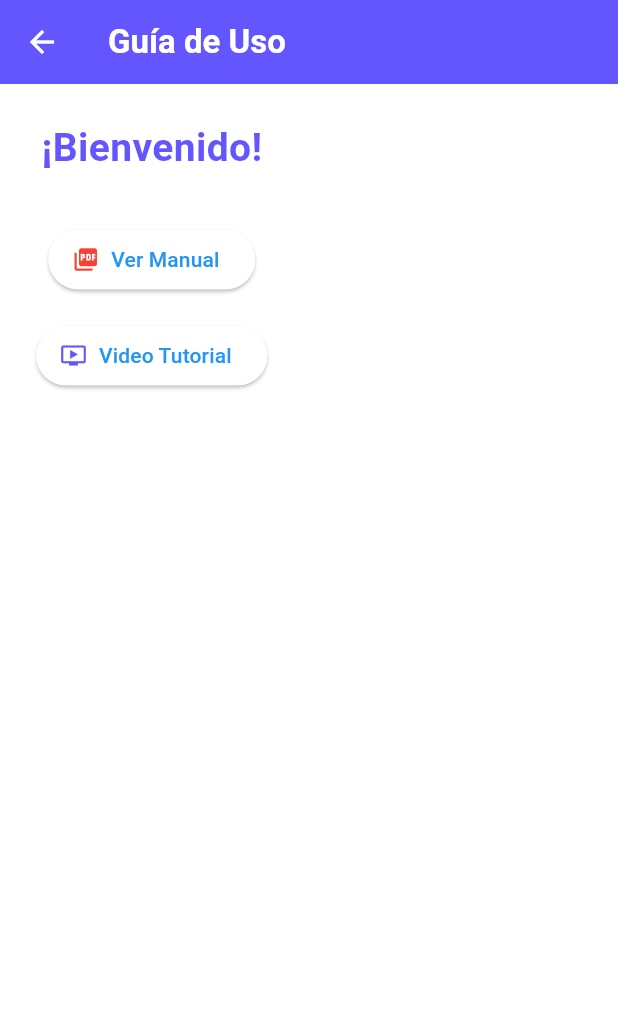
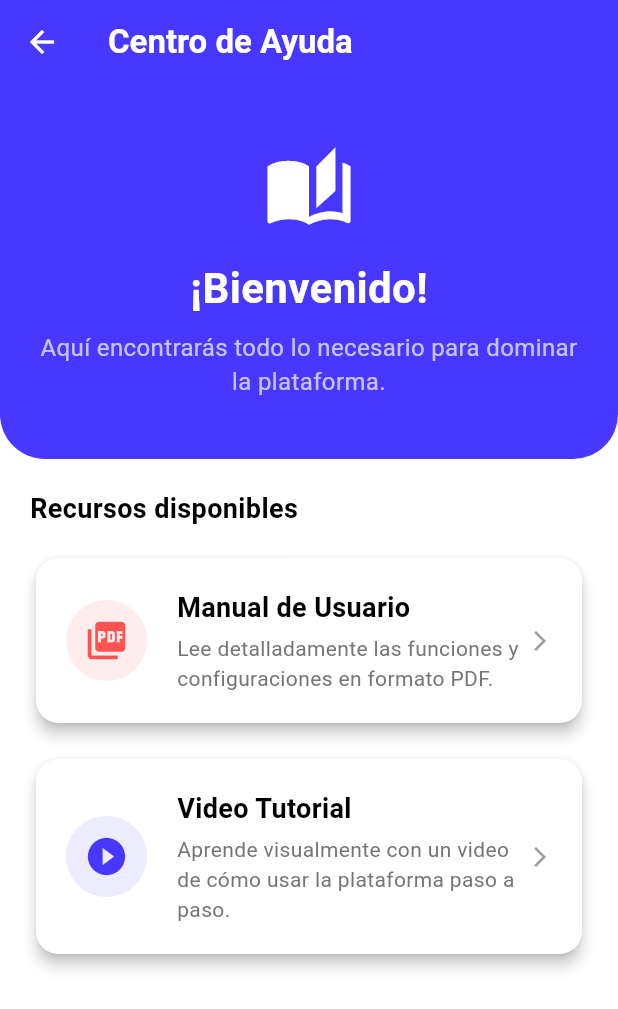
Before and after one commit to jbulnes/optibus-app, a Flutter app: the InstructionsScreen screen opened directly, on a phone screen of 412 x 824 dp. Shown: the top 1009 px of the screen. Run offline on Flutter 3.47's test engine with Material 3 defaults, Android fonts, the phone set to English and light mode, and no system bars; our stand-ins replace animate_do, bloc, connectivity_plus, data_table_2, device_info_plus, equatable and 28 more; missing offline and left inert: dart:ffi, excel, flutter_date_pickers, flutter_material_color_picker, mqtt_client, pdfx and 1 more; accounts and stored records are empty; Roboto replaces fonts that are missing (Ubuntu).

Commit message:
update instructive 2

```diff
--- a/lib/presentation/custom_drawer/home_drawer.dart
+++ b/lib/presentation/custom_drawer/home_drawer.dart
@@ -492,68 +492,140 @@ class InstructionsScreen extends StatefulWidget {
 
 class _InstructionsScreenState extends State<InstructionsScreen> {
   final String youtubeUrl = "https://www.youtube.com/watch?v=WApuhOWVu7g";
-  final Color mainBlue = Color(0xFF6456FF);
+  final Color mainBlue = const Color(0Xff4737FF);
 
-  late final WebViewController youtubeController;
-  // 2. Controlador para el PDF
-  late PdfControllerPinch pdfController;
-
-  @override
-  void initState() {
-    super.initState();
-
-    // Inicializar el controlador con el archivo de tus assets
-    pdfController = PdfControllerPinch(
-      document: PdfDocument.openAsset('assets/pdfs/manual_usuario.pdf'),
-    );
-
-    // Configuración para YouTube
-    final videoUri = Uri.parse(youtubeUrl);
-    final videoId = videoUri.queryParameters.containsKey('v')
-        ? videoUri.queryParameters['v']
-        : videoUri.pathSegments.last;
-
-    youtubeController = WebViewController()
-      ..setJavaScriptMode(JavaScriptMode.unrestricted)
-      ..setUserAgent("Mozilla/5.0 (Windows NT 10.0; Win64; x64) AppleWebKit/537.36 (KHTML, like Gecko) Chrome/116.0.0.0 Safari/537.36")
-      ..loadRequest(Uri.parse('https://www.youtube.com/embed/$videoId'));
-  }
-
-  @override
-  void dispose() {
-    pdfController.dispose(); // Importante limpiar el controlador
-    super.dispose();
-  }
+  // Ya no necesitamos inicializar controladores aquí para el PDF
+  // ya que lo hacemos dinámicamente en el diálogo para evitar errores.
 
   @override
   Widget build(BuildContext context) {
     return Scaffold(
       appBar: AppBar(
-        title: Text("Guía de Uso", style: TextStyle(fontWeight: FontWeight.bold)),
+        title: const Text("Centro de Ayuda", style: TextStyle(fontWeight: FontWeight.bold)),
         backgroundColor: mainBlue,
         foregroundColor: Colors.white,
+        elevation: 0,
       ),
-      body: Padding(
-        padding: const EdgeInsets.all(24.0),
+      body: SingleChildScrollView(
         child: Column(
           children: [
-            Text(
-              "¡Bienvenido!",
-              style: TextStyle(fontSize: 26, fontWeight: FontWeight.bold, color: mainBlue),
+            // Header con bienvenida
+            Container(
+              width: double.infinity,
+              padding: const EdgeInsets.symmetric(vertical: 40, horizontal: 20),
+              decoration: BoxDecoration(
+                color: mainBlue,
+                borderRadius: const BorderRadius.only(
+                  bottomLeft: Radius.circular(30),
+                  bottomRight: Radius.circular(30),
+                ),
+              ),
+              child: Column(
+                children: const [
+                  Icon(Icons.auto_stories, size: 60, color: Colors.white),
+                  SizedBox(height: 16),
+                  Text(
+                    "¡Bienvenido!",
+                    style: TextStyle(fontSize: 28, fontWeight: FontWeight.bold, color: Colors.white),
+                  ),
+                  SizedBox(height: 8),
+                  Text(
+                    "Aquí encontrarás todo lo necesario para dominar la plataforma.",
+                    textAlign: TextAlign.center,
+                    style: TextStyle(fontSize: 16, color: Colors.white70),
+                  ),
+                ],
+              ),
             ),
-            SizedBox(height: 32),
-            ElevatedButton.icon(
-              icon: Icon(Icons.picture_as_pdf, color: Colors.red),
-              label: Text("Ver Manual"),
-              onPressed: () => _showPdfDialog(context),
-            ),
-            SizedBox(height: 16),
-            ElevatedButton.icon(
-              icon: Icon(Icons.ondemand_video, color: mainBlue),
-              label: Text("Video Tutorial"),
-              onPressed: () => _showYoutubeDialog(context),
+
+            Padding(
+              padding: const EdgeInsets.all(20.0),
+              child: Column(
+                crossAxisAlignment: CrossAxisAlignment.start,
+                children: [
+                  const Text(
+                    "Recursos disponibles",
+                    style: TextStyle(fontSize: 18, fontWeight: FontWeight.bold),
+                  ),
+                  const SizedBox(height: 16),
+
+                  // Opción 1: Manual PDF
+                  _buildOptionCard(
+                    context: context,
+                    title: "Manual de Usuario",
+                    subtitle: "Lee detalladamente las funciones y configuraciones en formato PDF.",
+                    icon: Icons.picture_as_pdf,
+                    iconColor: Colors.redAccent,
+                    onTap: () => _showPdfDialog(context),
+                  ),
+
+                  const SizedBox(height: 16),
+
+                  // Opción 2: Video Tutorial
+                  _buildOptionCard(
+                    context: context,
+                    title: "Video Tutorial",
+                    subtitle: "Aprende visualmente con un video de cómo usar la plataforma paso a paso.",
+                    icon: Icons.play_circle_fill,
+                    iconColor: mainBlue,
+                    onTap: () => _showYoutubeDialog(context),
+                  ),
+                ],
+              ),
             ),
           ],
+        ),
+      ),
+    );
+  }
+
+  // Widget auxiliar para crear tarjetas de opciones modernas
+  Widget _buildOptionCard({
+    required BuildContext context,
+    required String title,
+    required String subtitle,
+    required IconData icon,
+    required Color iconColor,
+    required VoidCallback onTap,
+  }) {
+    return Card(
+      elevation: 4,
+      shape: RoundedRectangleBorder(borderRadius: BorderRadius.circular(15)),
+      child: InkWell(
+        onTap: onTap,
+        borderRadius: BorderRadius.circular(15),
+        child: Padding(
+          padding: const EdgeInsets.all(20.0),
+          child: Row(
+            children: [
+              Container(
+                padding: const EdgeInsets.all(12),
+                decoration: BoxDecoration(
+                  color: iconColor.withOpacity(0.1),
+                  shape: BoxShape.circle,
+                ),
+                child: Icon(icon, color: iconColor, size: 30),
+              ),
+              const SizedBox(width: 20),
+              Expanded(
+                child: Column(
+                  crossAxisAlignment: CrossAxisAlignment.start,
+                  children: [
+                    Text(
+                      title,
+                      style: const TextStyle(fontSize: 18, fontWeight: FontWeight.bold),
+                    ),
+                    const SizedBox(height: 4),
+                    Text(
+                      subtitle,
+                      style: TextStyle(fontSize: 14, color: Colors.grey[600]),
+                    ),
+                  ],
+                ),
+              ),
+              const Icon(Icons.arrow_forward_ios, size: 16, color: Colors.grey),
+            ],
+          ),
         ),
       ),
     );
```
